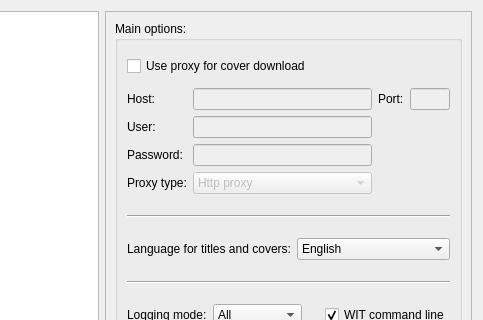
Before: the Qt Designer form resources/ui/settings.ui in evertonstz/wiibafu, drawn with Qt 5; both pictures show x 144 to 627 and y 0 to 320 of the 627 by 462 pixel window.
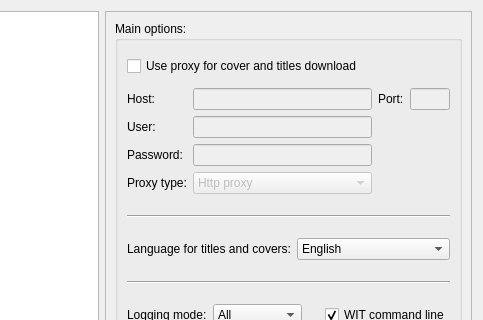
After: the same form once the commit is applied. Icons and pictures are not drawn.

Commit message: Path to wit adapted for windows, proxy checkbox text fixed

The edit to the form file:
```diff
--- a/resources/ui/settings.ui
+++ b/resources/ui/settings.ui
@@ -83,7 +83,7 @@
           <item>
            <widget class="QCheckBox" name="main_checkBox_useProxy">
             <property name="text">
-             <string>Use proxy for cover download</string>
+             <string>Use proxy for cover and titles download</string>
             </property>
            </widget>
           </item>
```
The commit also changes 1 other file.
